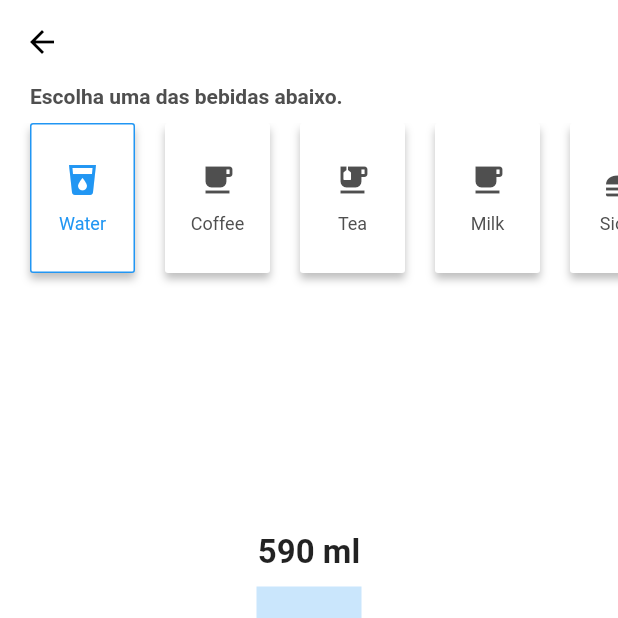
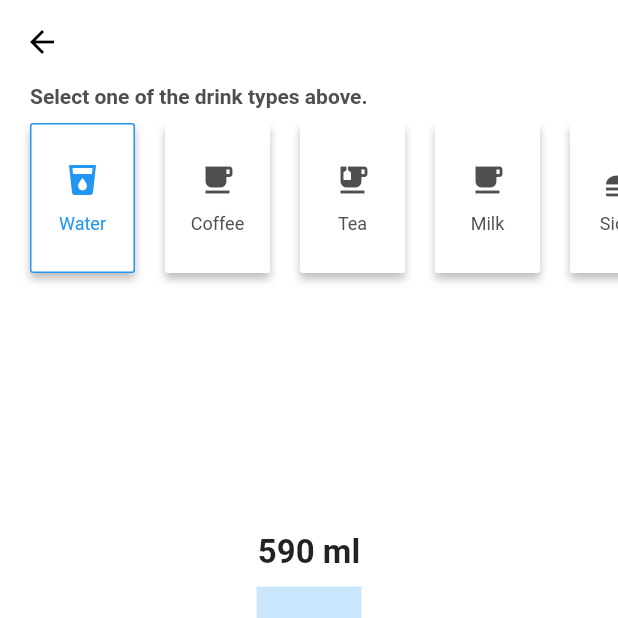
Before and after one commit to jpssantiago/water-reminder, a Flutter app: the AddDrinkPage screen opened by its route, after a tap on the "remove" icon, on a phone screen of 412 x 824 dp, the top half of it. Run offline on Flutter 3.47's test engine with Material 2 defaults, Android fonts, the phone set to English and light mode, and no system bars; our stand-ins replace sqflite; accounts and stored records are empty.

Commit message:
Fixed translation bugs.

```diff
--- a/lang/en.json
+++ b/lang/en.json
@@ -32,6 +32,8 @@
     "delete_drink": "Delete drink",
     "drink_deleted": "The selected drink has been deleted.",
 
+    "select_drinks_above": "Select one of the drink types above.",
+
     "add_drink": "ADD",
     "drink_added": "Drink added."
 }
--- a/lang/pt.json
+++ b/lang/pt.json
@@ -33,6 +33,8 @@
     "delete_drink": "Deletar bebida",
     "drink_deleted": "A bebida selecionada foi deletada.",
 
+    "select_drinks_above": "Escolha uma dos tipos de bebidas abaixo.",
+
     "add_drink": "ADICIONAR",
     "drink_added": "Bebida adicionada com sucesso."
 }
--- a/lib/pages/add_drink/widgets/header_title.dart
+++ b/lib/pages/add_drink/widgets/header_title.dart
@@ -1,3 +1,4 @@
+import 'package:app/localization/app_localization.dart';
 import 'package:flutter/material.dart';
 
 class HeaderTitle extends StatelessWidget {
@@ -6,7 +7,7 @@ class HeaderTitle extends StatelessWidget {
     return Padding(
       padding: const EdgeInsets.only(left: 20),
       child: Text(
-        'Escolha uma das bebidas abaixo.',
+        AppLocalizations.of(context).translate('select_drinks_above'),
         style: TextStyle(
           color: Color(0xFF4F4F4F),
           fontSize: 14,
```
